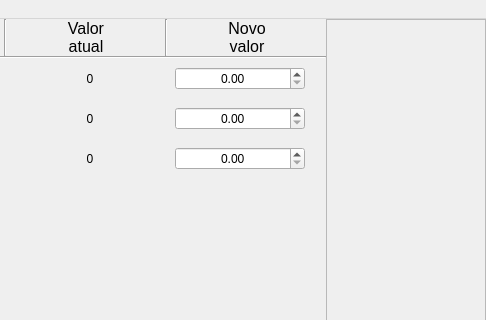
Old version of the form src/movement/movement_interface/ui/walking_interface.ui in the repository edromufu/edrom_2021; both pictures show x 314 to 800 and y 0 to 320 of the 800 by 600 pixel window.
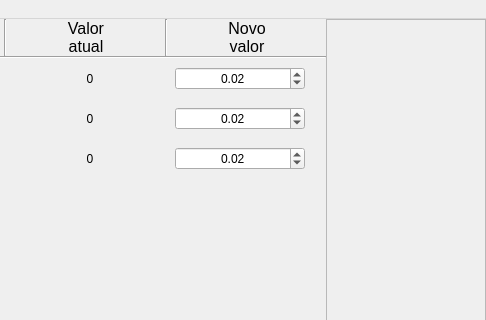
New version of the form. The open tabs and pages were chosen to show the change.

Commit message: Interface funcional mas não completa.

```diff
--- a/src/movement/movement_interface/ui/walking_interface.ui
+++ b/src/movement/movement_interface/ui/walking_interface.ui
@@ -549,6 +549,12 @@
                 <property name="alignment">
                  <set>Qt::AlignCenter</set>
                 </property>
+                <property name="maximum">
+                 <double>100.000000000000000</double>
+                </property>
+                <property name="value">
+                 <double>0.020000000000000</double>
+                </property>
                </widget>
               </item>
              </layout>
@@ -654,6 +660,9 @@
                 <property name="alignment">
                  <set>Qt::AlignCenter</set>
                 </property>
+                <property name="value">
+                 <double>0.020000000000000</double>
+                </property>
                </widget>
               </item>
              </layout>
@@ -759,6 +768,12 @@
                 <property name="alignment">
                  <set>Qt::AlignCenter</set>
                 </property>
+                <property name="decimals">
+                 <number>2</number>
+                </property>
+                <property name="value">
+                 <double>0.020000000000000</double>
+                </property>
                </widget>
               </item>
              </layout>
```
Left out of the diff: 52 changed lines with no effect on the pictures. The commit also changes 11 other files.
